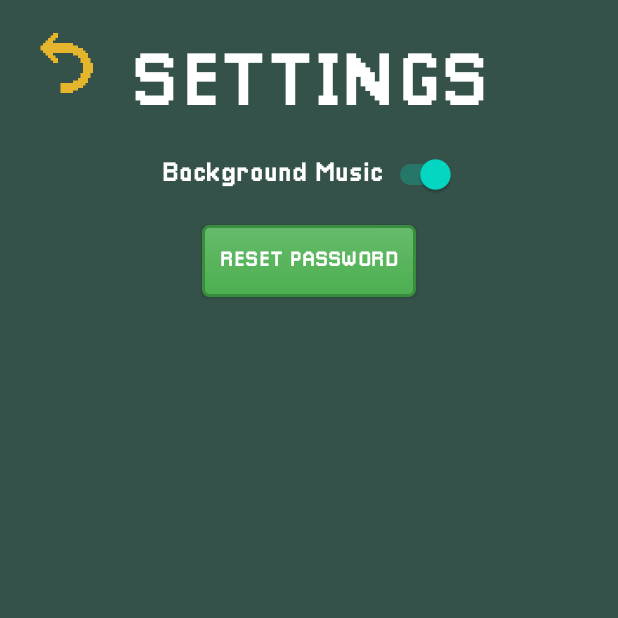
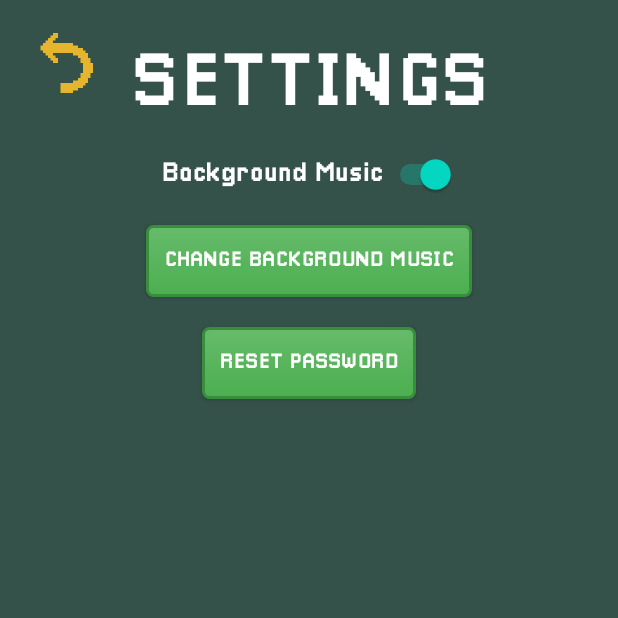
Before and after one commit to Luppole/MinesweeperHandasatTochna, an Android app: the SettingsActivity screen opened directly, with no data from a screen before it, on a phone screen of 412 x 824 dp, the top half of it. Run offline under Robolectric (Android 15) with nearby library versions, the phone set to English and light mode, and no system bars; our stand-ins replace Firebase (no records; nobody signed in at launch, a user with empty details on screens opened directly).

Commit message:
custom music

```diff
--- a/app/src/main/java/com/example/minesweeperhandasattochna/SettingsActivity.java
+++ b/app/src/main/java/com/example/minesweeperhandasattochna/SettingsActivity.java
@@ -2,21 +2,25 @@ package com.example.minesweeperhandasattochna;
 
 import android.content.Intent;
 import android.content.SharedPreferences;
+import android.net.Uri;
 import android.os.Bundle;
 import android.widget.Button;
 import android.widget.ImageButton;
 import android.widget.Switch;
 import android.widget.Toast;
 
+import androidx.annotation.Nullable;
 import androidx.appcompat.app.AppCompatActivity;
 
 import com.google.firebase.auth.FirebaseAuth;
 
 public class SettingsActivity extends AppCompatActivity {
 
+    private static final int PICK_MUSIC_REQUEST = 1;
+
     private Switch musicSwitch;
+    private Button changeMusicButton, changePasswordButton;
     private ImageButton backButton;
-    private Button changePasswordButton;
     private FirebaseAuth auth;
 
     @Override
@@ -24,18 +28,18 @@ public class SettingsActivity extends AppCompatActivity {
         super.onCreate(savedInstanceState);
         setContentView(R.layout.activity_settings);
 
-        // Initialize Firebase Auth
         auth = FirebaseAuth.getInstance();
 
         // Initialize UI elements
-        backButton = findViewById(R.id.backButton); // Ensure backButton is correctly cast to ImageButton
+        backButton = findViewById(R.id.backButton);
         musicSwitch = findViewById(R.id.musicSwitch);
+        changeMusicButton = findViewById(R.id.changeMusicButton);
         changePasswordButton = findViewById(R.id.resetPasswordButton);
 
-        // Set initial state of the music switch based on preferences
+        // Set initial state of the music switch
         musicSwitch.setChecked(isMusicEnabled());
 
-        // Handle music switch toggle
+        // Music switch toggle logic
         musicSwitch.setOnCheckedChangeListener((buttonView, isChecked) -> {
             if (isChecked) {
                 startService(new Intent(this, MusicService.class));
@@ -49,8 +53,11 @@ public class SettingsActivity extends AppCompatActivity {
         // Back button logic
         backButton.setOnClickListener(v -> finish());
 
-        // Change Password button logic
+        // Reset Password button logic
         changePasswordButton.setOnClickListener(v -> resetPassword());
+
+        // Change Music button logic
+        changeMusicButton.setOnClickListener(v -> openFileChooser());
     }
 
     private boolean isMusicEnabled() {
@@ -75,4 +82,28 @@ public class SettingsActivity extends AppCompatActivity {
             Toast.makeText(this, "No email associated with this account.", Toast.LENGTH_SHORT).show();
         }
     }
+
+    private void openFileChooser() {
+        Intent intent = new Intent(Intent.ACTION_GET_CONTENT);
+        intent.setType("audio/*"); // Allow audio file selection
+        startActivityForResult(intent, PICK_MUSIC_REQUEST);
+    }
+
+    @Override
+    protected void onActivityResult(int requestCode, int resultCode, @Nullable Intent data) {
+        super.onActivityResult(requestCode, resultCode, data);
+
+        if (requestCode == PICK_MUSIC_REQUEST && resultCode == RESULT_OK && data != null && data.getData() != null) {
+            Uri musicUri = data.getData();
+            saveCustomMusicUri(musicUri);
+            Toast.makeText(this, "Music file selected!", Toast.LENGTH_SHORT).show();
+        }
+    }
+
+    private void saveCustomMusicUri(Uri musicUri) {
+        SharedPreferences prefs = getSharedPreferences("AppPreferences", MODE_PRIVATE);
+        SharedPreferences.Editor editor = prefs.edit();
+        editor.putString("CustomMusicUri", musicUri.toString());
+        editor.apply();
+    }
 }
--- a/app/src/main/res/layout/activity_settings.xml
+++ b/app/src/main/res/layout/activity_settings.xml
@@ -1,12 +1,10 @@
 <androidx.constraintlayout.widget.ConstraintLayout
     xmlns:android="http://schemas.android.com/apk/res/android"
     xmlns:app="http://schemas.android.com/apk/res-auto"
-    xmlns:tools="http://schemas.android.com/tools"
     android:layout_width="match_parent"
     android:layout_height="match_parent"
     android:background="#35524A"
-    android:padding="16dp"
-    tools:context=".SettingsActivity">
+    android:padding="16dp">
 
     <!-- Back Button -->
     <ImageButton
@@ -24,14 +22,12 @@
         android:id="@+id/settingsTitle"
         android:layout_width="wrap_content"
         android:layout_height="wrap_content"
-        android:fontFamily="@font/pixellari"
         android:text="SETTINGS"
         android:textSize="50sp"
         android:textColor="#FFFFFF"
         app:layout_constraintTop_toTopOf="parent"
         app:layout_constraintStart_toStartOf="parent"
         app:layout_constraintEnd_toEndOf="parent"
-        app:layout_constraintBottom_toTopOf="@id/musicSwitch"
         android:layout_margin="16dp" />
 
     <!-- Music Switch -->
@@ -47,6 +43,21 @@
         app:layout_constraintEnd_toEndOf="parent"
         android:layout_marginTop="20dp" />
 
+    <!-- Change Music Button -->
+    <androidx.appcompat.widget.AppCompatButton
+        android:id="@+id/changeMusicButton"
+        android:layout_width="wrap_content"
+        android:layout_height="wrap_content"
+        android:layout_gravity="center"
+        android:background="@drawable/custom_background"
+        android:padding="12dp"
+        android:text="Change Background Music"
+        android:textColor="#FFFFFF"
+        app:layout_constraintTop_toBottomOf="@id/musicSwitch"
+        app:layout_constraintStart_toStartOf="parent"
+        app:layout_constraintEnd_toEndOf="parent"
+        android:layout_marginTop="20dp" />
+
     <!-- Reset Password Button -->
     <androidx.appcompat.widget.AppCompatButton
         android:id="@+id/resetPasswordButton"
@@ -57,7 +68,7 @@
         android:padding="12dp"
         android:text="Reset Password"
         android:textColor="#FFFFFF"
-        app:layout_constraintTop_toBottomOf="@id/musicSwitch"
+        app:layout_constraintTop_toBottomOf="@id/changeMusicButton"
         app:layout_constraintStart_toStartOf="parent"
         app:layout_constraintEnd_toEndOf="parent"
         android:layout_marginTop="20dp" />
```
Also changed, not shown: app/src/main/java/com/example/minesweeperhandasattochna/MusicService.java (+30 -10 lines), 1 other file.
